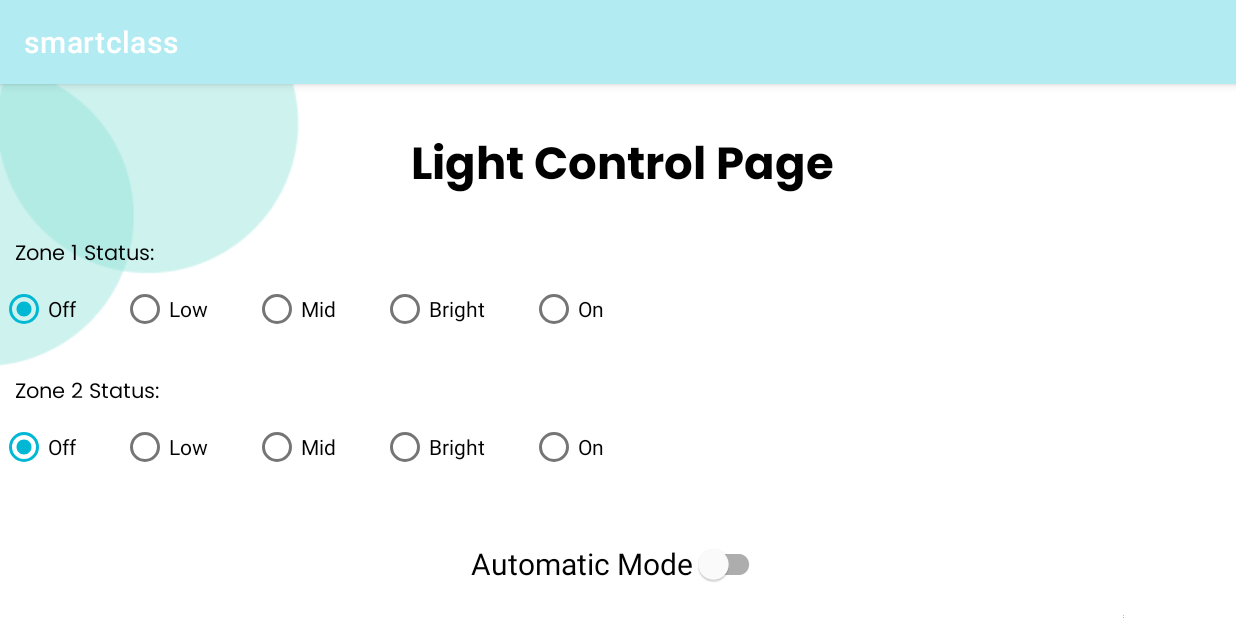
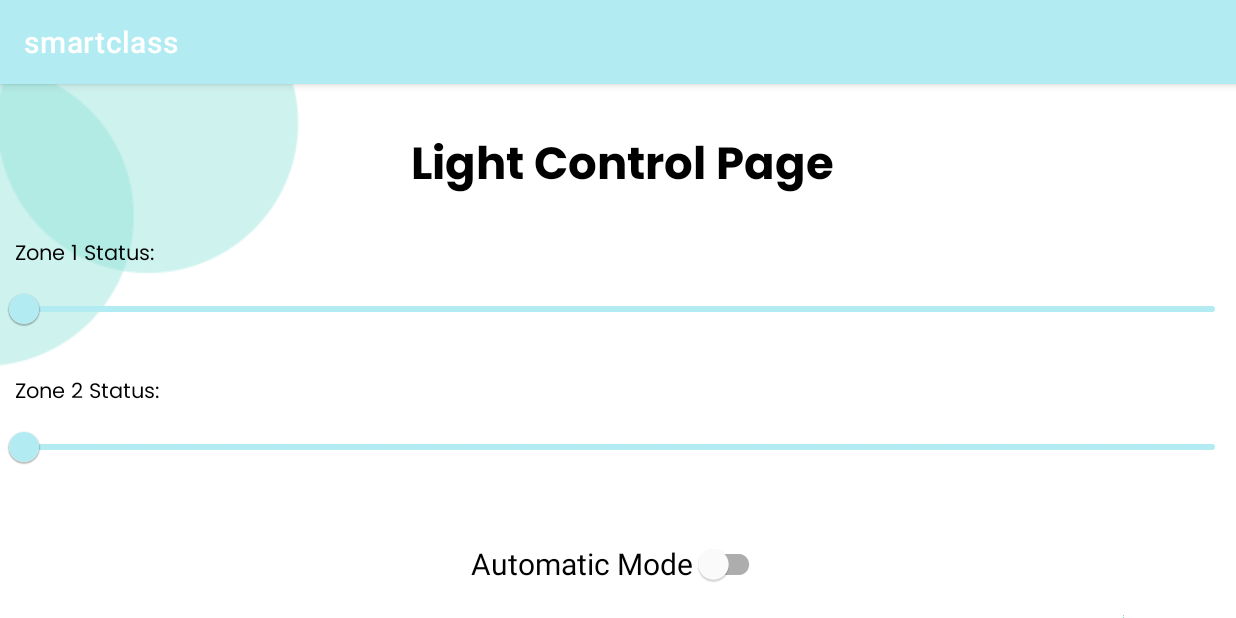
Before and after one commit to dzakarya/smartclass_android, an Android app: the light_control_page screen opened directly, with no data from a screen before it, on a phone screen of 824 x 412 dp (held sideways). Run offline under Robolectric (Android 15) with nearby library versions, the phone set to English and light mode, and no system bars; libraries missing offline, so code that uses them is left out: com.github.kittinunf.fuel; 2 statements that could not run were skipped.

```diff
--- a/app/src/main/AndroidManifest.xml
+++ b/app/src/main/AndroidManifest.xml
@@ -43,7 +43,8 @@
             android:screenOrientation="landscape" />
         <activity
             android:name=".MainActivity"
-            android:exported="true">
+            android:exported="true"
+            android:screenOrientation="landscape">
             <intent-filter>
                 <action android:name="android.intent.action.MAIN" />
 
--- a/app/src/main/res/layout/activity_light_control_page.xml
+++ b/app/src/main/res/layout/activity_light_control_page.xml
@@ -38,43 +38,43 @@
         android:textColor="@color/primaryTextColor"
         android:id="@+id/txt2"
         />
-    <RadioGroup
-        android:layout_width="match_parent"
-        android:layout_height="wrap_content"
-        android:orientation="horizontal"
-        android:id="@+id/rg1"
-        android:layout_below="@+id/txt2">
-        <com.google.android.material.radiobutton.MaterialRadioButton
-            android:layout_width="wrap_content"
-            android:layout_height="wrap_content"
-            android:text="Off"
-            android:id="@+id/offzone1"
-            android:checked="true"/>
-        <com.google.android.material.radiobutton.MaterialRadioButton
-            android:layout_width="wrap_content"
-            android:layout_height="wrap_content"
-            android:text="Low"
-            android:layout_marginStart="30dp"
-            android:id="@+id/lowzone1"/>
-        <com.google.android.material.radiobutton.MaterialRadioButton
-            android:layout_width="wrap_content"
-            android:layout_height="wrap_content"
-            android:text="Mid"
-            android:layout_marginStart="30dp"
-            android:id="@+id/midzone1"/>
-        <com.google.android.material.radiobutton.MaterialRadioButton
-            android:layout_width="wrap_content"
-            android:layout_height="wrap_content"
-            android:text="Bright"
-            android:layout_marginStart="30dp"
-            android:id="@+id/brightzone1"/>
-        <com.google.android.material.radiobutton.MaterialRadioButton
-            android:layout_width="wrap_content"
-            android:layout_height="wrap_content"
-            android:text="On"
-            android:layout_marginStart="30dp"
-            android:id="@+id/onzone1"/>
-    </RadioGroup>
+<!--    <RadioGroup-->
+<!--        android:layout_width="match_parent"-->
+<!--        android:layout_height="wrap_content"-->
+<!--        android:orientation="horizontal"-->
+<!--        android:id="@+id/rg1"-->
+<!--        android:layout_below="@+id/txt2">-->
+<!--        <com.google.android.material.radiobutton.MaterialRadioButton-->
+<!--            android:layout_width="wrap_content"-->
+<!--            android:layout_height="wrap_content"-->
+<!--            android:text="Off"-->
+<!--            android:id="@+id/offzone1"-->
+<!--            android:checked="true"/>-->
+<!--        <com.google.android.material.radiobutton.MaterialRadioButton-->
+<!--            android:layout_width="wrap_content"-->
+<!--            android:layout_height="wrap_content"-->
+<!--            android:text="Low"-->
+<!--            android:layout_marginStart="30dp"-->
+<!--            android:id="@+id/lowzone1"/>-->
+<!--        <com.google.android.material.radiobutton.MaterialRadioButton-->
+<!--            android:layout_width="wrap_content"-->
+<!--            android:layout_height="wrap_content"-->
+<!--            android:text="Mid"-->
+<!--            android:layout_marginStart="30dp"-->
+<!--            android:id="@+id/midzone1"/>-->
+<!--        <com.google.android.material.radiobutton.MaterialRadioButton-->
+<!--            android:layout_width="wrap_content"-->
+<!--            android:layout_height="wrap_content"-->
+<!--            android:text="Bright"-->
+<!--            android:layout_marginStart="30dp"-->
+<!--            android:id="@+id/brightzone1"/>-->
+<!--        <com.google.android.material.radiobutton.MaterialRadioButton-->
+<!--            android:layout_width="wrap_content"-->
+<!--            android:layout_height="wrap_content"-->
+<!--            android:text="On"-->
+<!--            android:layout_marginStart="30dp"-->
+<!--            android:id="@+id/onzone1"/>-->
+<!--    </RadioGroup>-->
 
     <com.google.android.material.slider.Slider
         android:layout_width="wrap_content"
@@ -85,45 +85,45 @@
         android:valueTo="100"
         android:stepSize="1"
         android:id="@+id/lh_slider1"
-        android:visibility="invisible"
+
         />
-    <RadioGroup
-        android:layout_width="match_parent"
-        android:layout_height="wrap_content"
-        android:orientation="horizontal"
-        android:id="@+id/rg2"
-        android:layout_below="@+id/txt3">
-        <com.google.android.material.radiobutton.MaterialRadioButton
-            android:layout_width="wrap_content"
-            android:layout_height="wrap_content"
-            android:text="Off"
-            android:id="@+id/offzone2"
-            android:checked="true"/>
-        <com.google.android.material.radiobutton.MaterialRadioButton
-            android:layout_width="wrap_content"
-            android:layout_height="wrap_content"
-            android:text="Low"
-            android:layout_marginStart="30dp"
-            android:id="@+id/lowzone2"/>
-        <com.google.android.material.radiobutton.MaterialRadioButton
-            android:layout_width="wrap_content"
-            android:layout_height="wrap_content"
-            android:text="Mid"
-            android:layout_marginStart="30dp"
-            android:id="@+id/midzone2"/>
-        <com.google.android.material.radiobutton.MaterialRadioButton
-            android:layout_width="wrap_content"
-            android:layout_height="wrap_content"
-            android:text="Bright"
-            android:layout_marginStart="30dp"
-            android:id="@+id/brightzone2"/>
-        <com.google.android.material.radiobutton.MaterialRadioButton
-            android:layout_width="wrap_content"
-            android:layout_height="wrap_content"
-            android:text="On"
-            android:layout_marginStart="30dp"
-            android:id="@+id/onzone2"/>
-    </RadioGroup>
+<!--    <RadioGroup-->
+<!--        android:layout_width="match_parent"-->
+<!--        android:layout_height="wrap_content"-->
+<!--        android:orientation="horizontal"-->
+<!--        android:id="@+id/rg2"-->
+<!--        android:layout_below="@+id/txt3">-->
+<!--        <com.google.android.material.radiobutton.MaterialRadioButton-->
+<!--            android:layout_width="wrap_content"-->
+<!--            android:layout_height="wrap_content"-->
+<!--            android:text="Off"-->
+<!--            android:id="@+id/offzone2"-->
+<!--            android:checked="true"/>-->
+<!--        <com.google.android.material.radiobutton.MaterialRadioButton-->
+<!--            android:layout_width="wrap_content"-->
+<!--            android:layout_height="wrap_content"-->
+<!--            android:text="Low"-->
+<!--            android:layout_marginStart="30dp"-->
+<!--            android:id="@+id/lowzone2"/>-->
+<!--        <com.google.android.material.radiobutton.MaterialRadioButton-->
+<!--            android:layout_width="wrap_content"-->
+<!--            android:layout_height="wrap_content"-->
+<!--            android:text="Mid"-->
+<!--            android:layout_marginStart="30dp"-->
+<!--            android:id="@+id/midzone2"/>-->
+<!--        <com.google.android.material.radiobutton.MaterialRadioButton-->
+<!--            android:layout_width="wrap_content"-->
+<!--            android:layout_height="wrap_content"-->
+<!--            android:text="Bright"-->
+<!--            android:layout_marginStart="30dp"-->
+<!--            android:id="@+id/brightzone2"/>-->
+<!--        <com.google.android.material.radiobutton.MaterialRadioButton-->
+<!--            android:layout_width="wrap_content"-->
+<!--            android:layout_height="wrap_content"-->
+<!--            android:text="On"-->
+<!--            android:layout_marginStart="30dp"-->
+<!--            android:id="@+id/onzone2"/>-->
+<!--    </RadioGroup>-->
 
     <TextView
         android:layout_width="wrap_content"
@@ -146,7 +146,6 @@
         android:valueTo="100"
         android:stepSize="1"
         android:id="@+id/lh_slider2"
-        android:visibility="invisible"
         />
 
     <com.google.android.material.switchmaterial.SwitchMaterial
--- a/app/src/main/res/values/strings.xml
+++ b/app/src/main/res/values/strings.xml
@@ -2,7 +2,7 @@
     <string name="app_name">smartclass</string>
     <string name="get_things_to_do">SmartClass IoT System</string>
     <string name="login">login</string>
-    <string name="explanation">Smart Class is an app that integrate your electronic device with your smartphone. You can easily control your e-device from this app and monitor all the data that has has been recorded</string>
+    <string name="explanation">Smart Class is an app that integrate your electronic device with your smartphone. You can easily control your e-device from this app and monitor all the data that has been recorded</string>
     <string name="welcome_back">Welcome Back!</string>
     <string name="enter_your_id">Enter Your ID</string>
     <string name="enter_your_password">Enter Your Password</string>
```
Also changed, not shown: app/src/main/java/com/example/smartclass/data_log.kt (+17 -0 lines), app/src/main/java/com/example/smartclass/light_control_page.kt (+36 -36 lines), app/src/main/res/layout/activity_data_log.xml (+23 -1 lines), app/src/main/res/mic/microphone.png (deleted).
